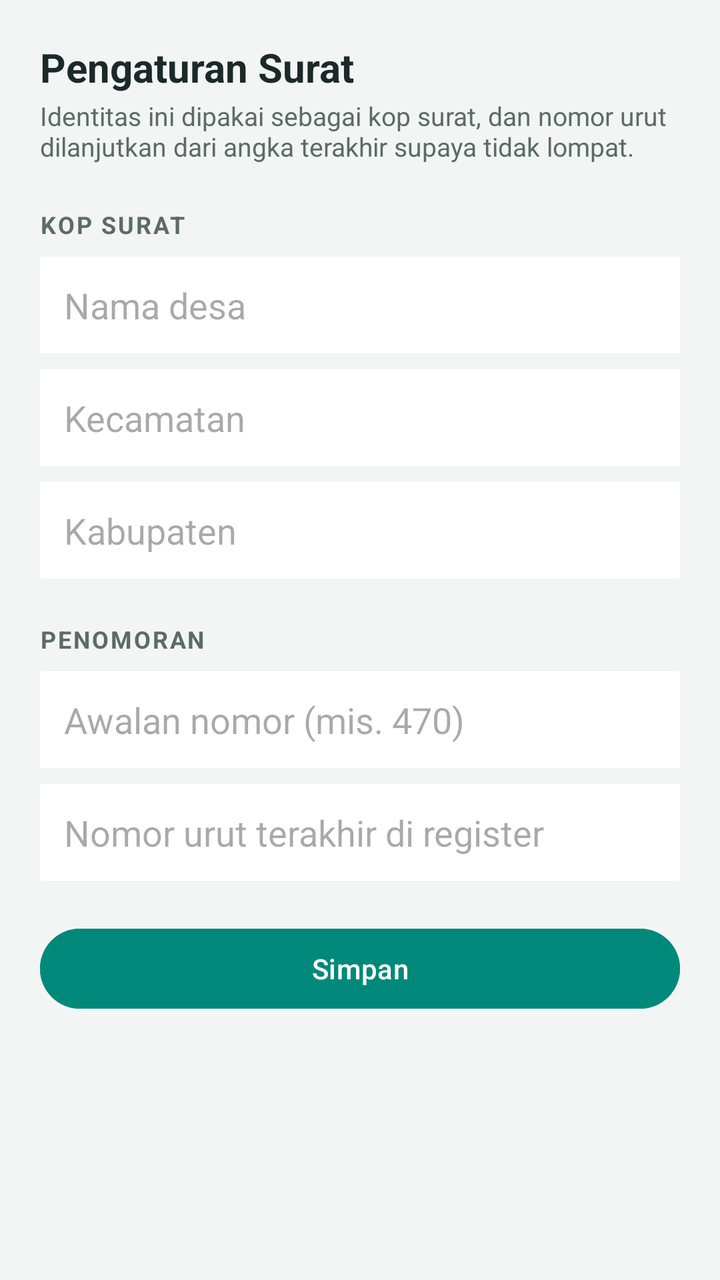
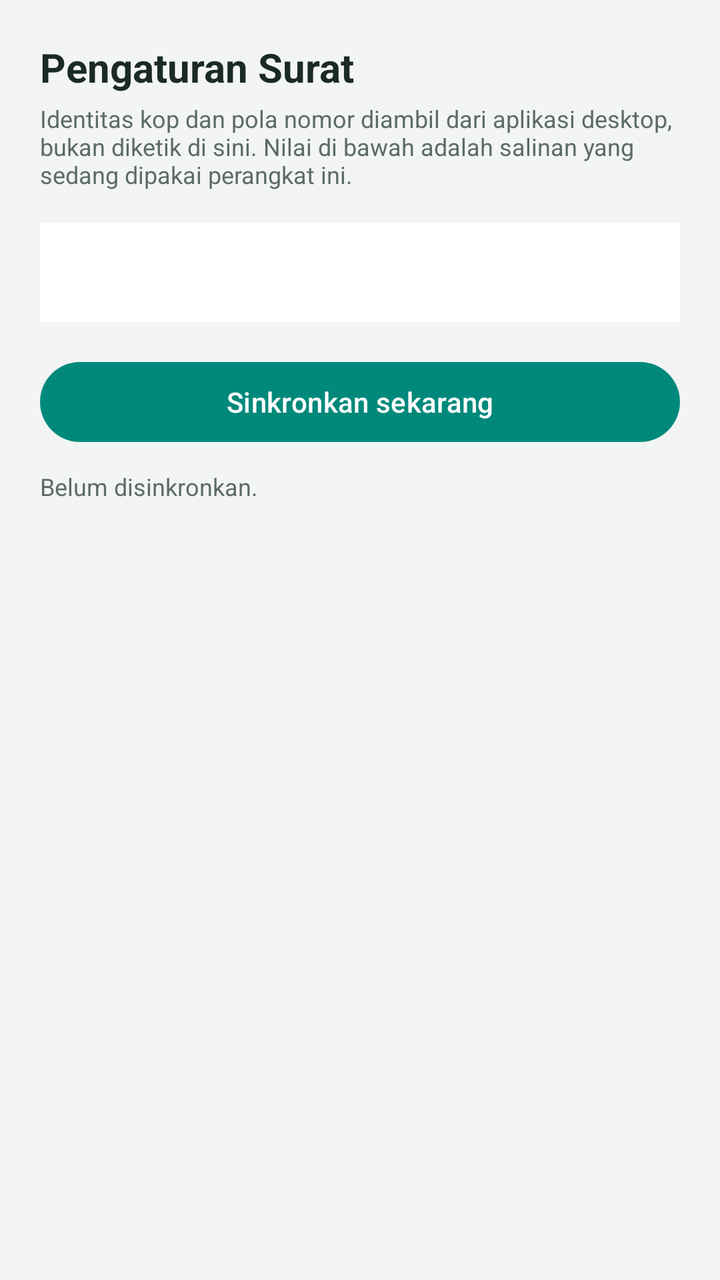

Before-and-after screenshots of an Android layout around one commit, followed by the original layout XML and the change that was made.
<!-- AndroidManifest.xml: application theme Theme.SuDesAndroid -->
<!-- res/layout/activity_pengaturan.xml -->
<?xml version="1.0" encoding="utf-8"?>
<ScrollView xmlns:android="http://schemas.android.com/apk/res/android"
    android:layout_width="match_parent"
    android:layout_height="match_parent"
    android:background="@color/page"
    android:fillViewport="true">

    <LinearLayout
        android:layout_width="match_parent"
        android:layout_height="wrap_content"
        android:orientation="vertical"
        android:padding="20dp">

        <TextView
            android:layout_width="match_parent"
            android:layout_height="wrap_content"
            android:text="@string/label_pengaturan"
            android:textColor="@color/teks"
            android:textSize="20sp"
            android:textStyle="bold" />

        <TextView
            android:layout_width="match_parent"
            android:layout_height="wrap_content"
            android:layout_marginTop="2dp"
            android:text="@string/pengaturan_keterangan"
            android:textColor="@color/teks_redup"
            android:textSize="13sp" />

        <TextView
            style="@style/MenuJudulGrup"
            android:text="@string/grup_kop_surat" />

        <EditText
            android:id="@+id/input_desa"
            android:layout_width="match_parent"
            android:layout_height="wrap_content"
            android:background="@color/surface"
            android:hint="@string/hint_nama_desa"
            android:inputType="textCapWords"
            android:padding="12dp" />

        <EditText
            android:id="@+id/input_kecamatan"
            android:layout_width="match_parent"
            android:layout_height="wrap_content"
            android:layout_marginTop="8dp"
            android:background="@color/surface"
            android:hint="@string/hint_kecamatan"
            android:inputType="textCapWords"
            android:padding="12dp" />

        <EditText
            android:id="@+id/input_kabupaten"
            android:layout_width="match_parent"
            android:layout_height="wrap_content"
            android:layout_marginTop="8dp"
            android:background="@color/surface"
            android:hint="@string/hint_kabupaten"
            android:inputType="textCapWords"
            android:padding="12dp" />

        <TextView
            style="@style/MenuJudulGrup"
            android:text="@string/grup_penomoran" />

        <EditText
            android:id="@+id/input_awalan"
            android:layout_width="match_parent"
            android:layout_height="wrap_content"
            android:background="@color/surface"
            android:hint="@string/hint_awalan"
            android:inputType="text"
            android:padding="12dp" />

        <EditText
            android:id="@+id/input_nomor"
            android:layout_width="match_parent"
            android:layout_height="wrap_content"
            android:layout_marginTop="8dp"
            android:background="@color/surface"
            android:hint="@string/hint_nomor_terakhir"
            android:inputType="number"
            android:padding="12dp" />

        <Button
            android:id="@+id/btn_simpan"
            android:layout_width="match_parent"
            android:layout_height="wrap_content"
            android:layout_marginTop="20dp"
            android:backgroundTint="@color/accent"
            android:text="@string/simpan_pengaturan"
            android:textAllCaps="false"
            android:textColor="#FFFFFF" />

    </LinearLayout>
</ScrollView>
<!-- resources referenced by this layout -->
<resources>
  <color name="accent">#00897B</color>
  <color name="page">#F2F5F4</color>
  <color name="surface">#FFFFFF</color>
  <color name="teks">#1B2A26</color>
  <color name="teks_redup">#5C6B66</color>
  <string name="grup_kop_surat">KOP SURAT</string>
  <string name="grup_penomoran">PENOMORAN</string>
  <string name="hint_awalan">Awalan nomor (mis. 470)</string>
  <string name="hint_kabupaten">Kabupaten</string>
  <string name="hint_kecamatan">Kecamatan</string>
  <string name="hint_nama_desa">Nama desa</string>
  <string name="hint_nomor_terakhir">Nomor urut terakhir di register</string>
  <string name="label_pengaturan">Pengaturan Surat</string>
  <string name="pengaturan_keterangan">Identitas ini dipakai sebagai kop surat, dan nomor urut dilanjutkan dari angka terakhir supaya tidak lompat.</string>
  <string name="simpan_pengaturan">Simpan</string>
  <style name="MenuJudulGrup">
          <item name="android:layout_width">match_parent</item>
          <item name="android:layout_height">wrap_content</item>
          <item name="android:textSize">12sp</item>
          <item name="android:textStyle">bold</item>
          <item name="android:textColor">@color/teks_redup</item>
          <item name="android:letterSpacing">0.08</item>
          <item name="android:layout_marginTop">22dp</item>
          <item name="android:layout_marginBottom">8dp</item>
      </style>
  <style name="Theme.SuDesAndroid" parent="Theme.Material3.DayNight.NoActionBar">
          <item name="colorPrimary">@color/accent</item>
          <item name="colorOnPrimary">#FFFFFF</item>
          <item name="colorSecondary">@color/accent_dark</item>
          <item name="android:colorBackground">@color/page</item>
          <item name="colorSurface">@color/surface</item>
          <item name="android:textColor">@color/teks</item>
          <item name="android:textColorPrimary">@color/teks</item>
          <item name="android:textColorSecondary">@color/teks_redup</item>
      </style>
  <color name="accent_dark">#00695C</color>
</resources>

<!-- the commit's change to res/layout/activity_pengaturan.xml (unified diff, before → after) -->
@@ -2,8 +2,7 @@
 <ScrollView xmlns:android="http://schemas.android.com/apk/res/android"
     android:layout_width="match_parent"
     android:layout_height="match_parent"
-    android:background="@color/page"
-    android:fillViewport="true">
+    android:background="@color/page">
 
     <LinearLayout
         android:layout_width="match_parent"
@@ -22,76 +21,38 @@
         <TextView
             android:layout_width="match_parent"
             android:layout_height="wrap_content"
-            android:layout_marginTop="2dp"
-            android:text="@string/pengaturan_keterangan"
+            android:layout_marginTop="4dp"
+            android:text="@string/pengaturan_sumber"
             android:textColor="@color/teks_redup"
+            android:textSize="12sp" />
+
+        <TextView
+            android:id="@+id/isi_pengaturan"
+            android:layout_width="match_parent"
+            android:layout_height="wrap_content"
+            android:layout_marginTop="16dp"
+            android:background="@color/surface"
+            android:fontFamily="monospace"
+            android:lineSpacingExtra="4dp"
+            android:padding="16dp"
+            android:textColor="@color/teks"
             android:textSize="13sp" />
 
-        <TextView
-            style="@style/MenuJudulGrup"
-            android:text="@string/grup_kop_surat" />
-
-        <EditText
-            android:id="@+id/input_desa"
+        <Button
+            android:id="@+id/btn_sinkronkan"
             android:layout_width="match_parent"
             android:layout_height="wrap_content"
-            android:background="@color/surface"
-            android:hint="@string/hint_nama_desa"
-            android:inputType="textCapWords"
-            android:padding="12dp" />
+            android:layout_marginTop="16dp"
+            android:text="@string/pengaturan_sinkronkan" />
 
-        <EditText
-            android:id="@+id/input_kecamatan"
+        <TextView
+            android:id="@+id/status_pengaturan"
             android:layout_width="match_parent"
             android:layout_height="wrap_content"
-            android:layout_marginTop="8dp"
-            android:background="@color/surface"
-            android:hint="@string/hint_kecamatan"
-            android:inputType="textCapWords"
-            android:padding="12dp" />
-
-        <EditText
-            android:id="@+id/input_kabupaten"
-            android:layout_width="match_parent"
-            android:layout_height="wrap_content"
-            android:layout_marginTop="8dp"
-            android:background="@color/surface"
-            android:hint="@string/hint_kabupaten"
-            android:inputType="textCapWords"
-            android:padding="12dp" />
-
-        <TextView
-            style="@style/MenuJudulGrup"
-            android:text="@string/grup_penomoran" />
-
-        <EditText
-            android:id="@+id/input_awalan"
-            android:layout_width="match_parent"
-            android:layout_height="wrap_content"
-            android:background="@color/surface"
-            android:hint="@string/hint_awalan"
-            android:inputType="text"
-            android:padding="12dp" />
-
-        <EditText
-            android:id="@+id/input_nomor"
-            android:layout_width="match_parent"
-            android:layout_height="wrap_content"
-            android:layout_marginTop="8dp"
-            android:background="@color/surface"
-            android:hint="@string/hint_nomor_terakhir"
-            android:inputType="number"
-            android:padding="12dp" />
-
-        <Button
-            android:id="@+id/btn_simpan"
-            android:layout_width="match_parent"
-            android:layout_height="wrap_content"
-            android:layout_marginTop="20dp"
-            android:backgroundTint="@color/accent"
-            android:text="@string/simpan_pengaturan"
-            android:textAllCaps="false"
-            android:textColor="#FFFFFF" />
+            android:layout_marginTop="10dp"
+            android:text="@string/pengaturan_sinkron_awal"
+            android:textColor="@color/teks_redup"
+            android:textSize="12sp" />
 
     </LinearLayout>
 </ScrollView>
<!-- resource entries referenced after the edit -->
@@ -5,26 +5,10 @@
   <color name="surface">#FFFFFF</color>
   <color name="teks">#1B2A26</color>
   <color name="teks_redup">#5C6B66</color>
-  <string name="grup_kop_surat">KOP SURAT</string>
-  <string name="grup_penomoran">PENOMORAN</string>
-  <string name="hint_awalan">Awalan nomor (mis. 470)</string>
-  <string name="hint_kabupaten">Kabupaten</string>
-  <string name="hint_kecamatan">Kecamatan</string>
-  <string name="hint_nama_desa">Nama desa</string>
-  <string name="hint_nomor_terakhir">Nomor urut terakhir di register</string>
   <string name="label_pengaturan">Pengaturan Surat</string>
-  <string name="pengaturan_keterangan">Identitas ini dipakai sebagai kop surat, dan nomor urut dilanjutkan dari angka terakhir supaya tidak lompat.</string>
-  <string name="simpan_pengaturan">Simpan</string>
-  <style name="MenuJudulGrup">
-          <item name="android:layout_width">match_parent</item>
-          <item name="android:layout_height">wrap_content</item>
-          <item name="android:textSize">12sp</item>
-          <item name="android:textStyle">bold</item>
-          <item name="android:textColor">@color/teks_redup</item>
-          <item name="android:letterSpacing">0.08</item>
-          <item name="android:layout_marginTop">22dp</item>
-          <item name="android:layout_marginBottom">8dp</item>
-      </style>
+  <string name="pengaturan_sinkron_awal">Belum disinkronkan.</string>
+  <string name="pengaturan_sinkronkan">Sinkronkan sekarang</string>
+  <string name="pengaturan_sumber">Identitas kop dan pola nomor diambil dari aplikasi desktop, bukan diketik di sini. Nilai di bawah adalah salinan yang sedang dipakai perangkat ini.</string>
   <style name="Theme.SuDesAndroid" parent="Theme.Material3.DayNight.NoActionBar">
           <item name="colorPrimary">@color/accent</item>
           <item name="colorOnPrimary">#FFFFFF</item>
